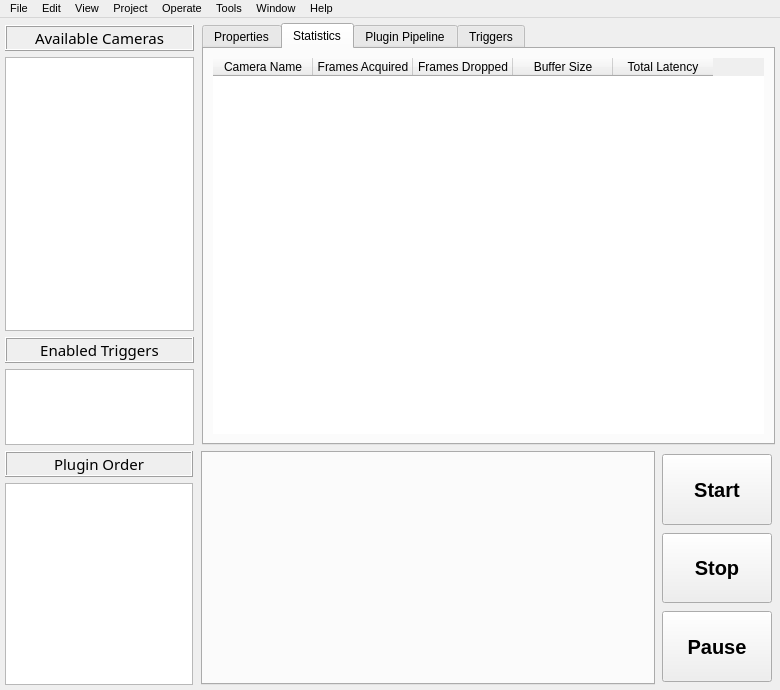
Qt form rataGUI/interface/design/mainWindow.ui (nathanielnyema/rataGUI) before a commit.
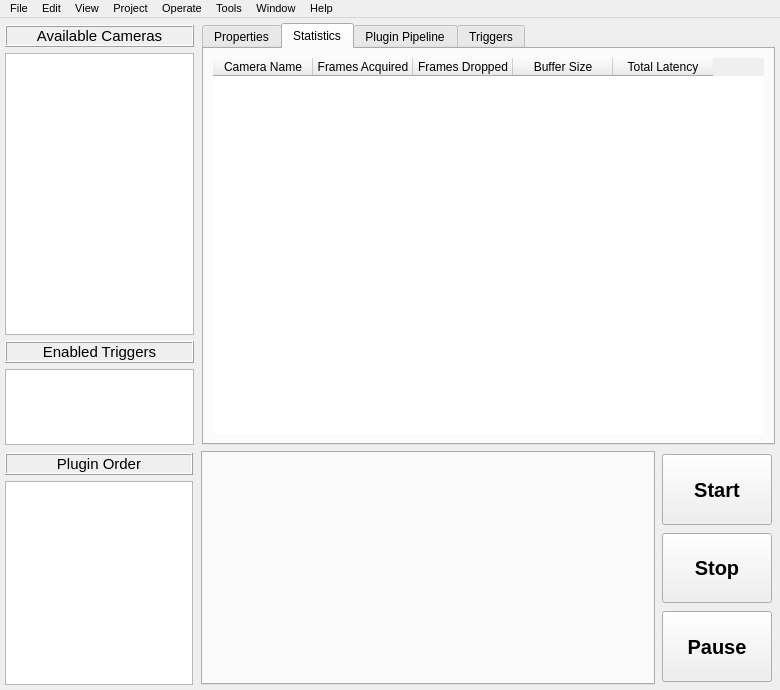
The same form after that commit. Custom widgets are drawn as their Qt base class.

Diff of the .ui file:
```diff
--- a/rataGUI/interface/design/mainWindow.ui
+++ b/rataGUI/interface/design/mainWindow.ui
@@ -67,7 +67,7 @@
           </property>
           <property name="font">
            <font>
-            <family>Segoe UI Semibold</family>
+            <family>Arial</family>
             <pointsize>11</pointsize>
             <weight>50</weight>
             <bold>false</bold>
@@ -85,6 +85,9 @@
           <property name="alignment">
            <set>Qt::AlignCenter</set>
           </property>
+          <property name="margin">
+           <number>1</number>
+          </property>
          </widget>
         </item>
         <item>
@@ -127,7 +130,7 @@
           </property>
           <property name="font">
            <font>
-            <family>Segoe UI Semibold</family>
+            <family>Arial</family>
             <pointsize>11</pointsize>
             <weight>50</weight>
             <bold>false</bold>
@@ -145,6 +148,9 @@
           <property name="alignment">
            <set>Qt::AlignCenter</set>
           </property>
+          <property name="margin">
+           <number>1</number>
+          </property>
          </widget>
         </item>
         <item>
@@ -392,6 +398,9 @@
         <property name="spacing">
          <number>6</number>
         </property>
+        <property name="topMargin">
+         <number>2</number>
+        </property>
         <property name="rightMargin">
          <number>2</number>
         </property>
@@ -411,7 +420,7 @@
           </property>
           <property name="font">
            <font>
-            <family>Segoe UI Semibold</family>
+            <family>Arial</family>
             <pointsize>11</pointsize>
             <weight>50</weight>
             <bold>false</bold>
@@ -429,6 +438,9 @@
           <property name="alignment">
            <set>Qt::AlignCenter</set>
           </property>
+          <property name="margin">
+           <number>1</number>
+          </property>
          </widget>
         </item>
         <item>
```
